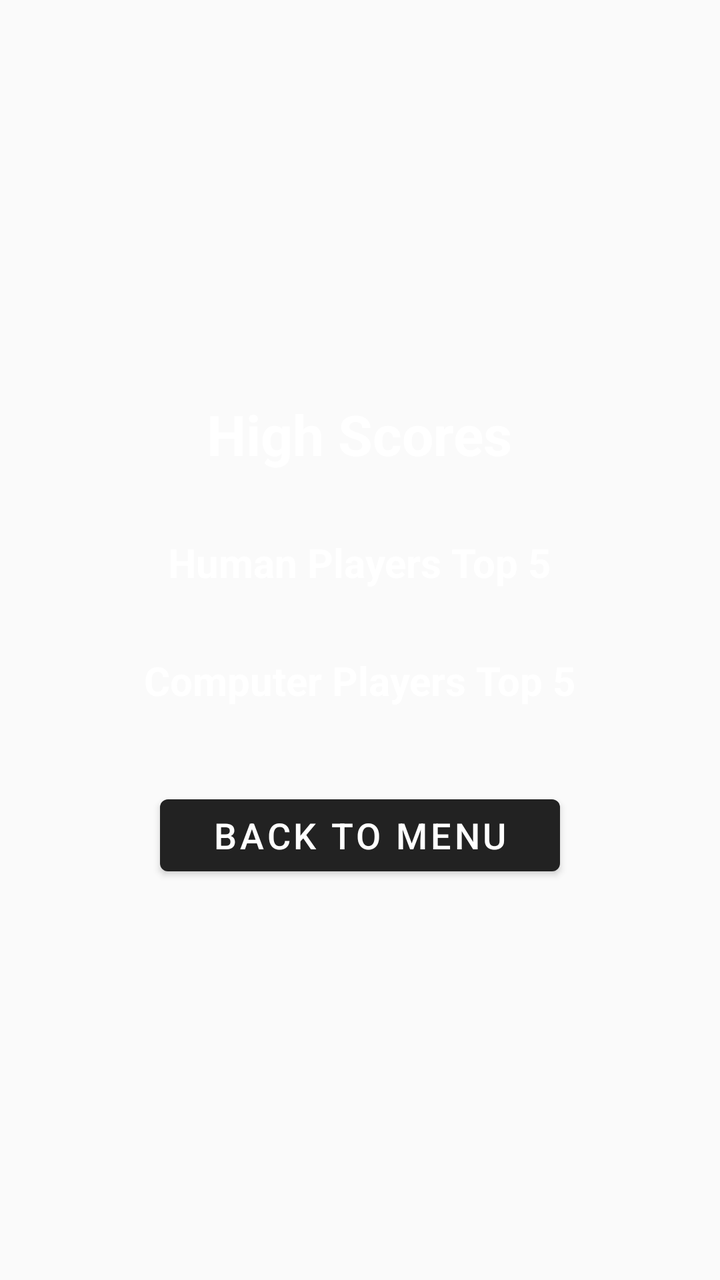
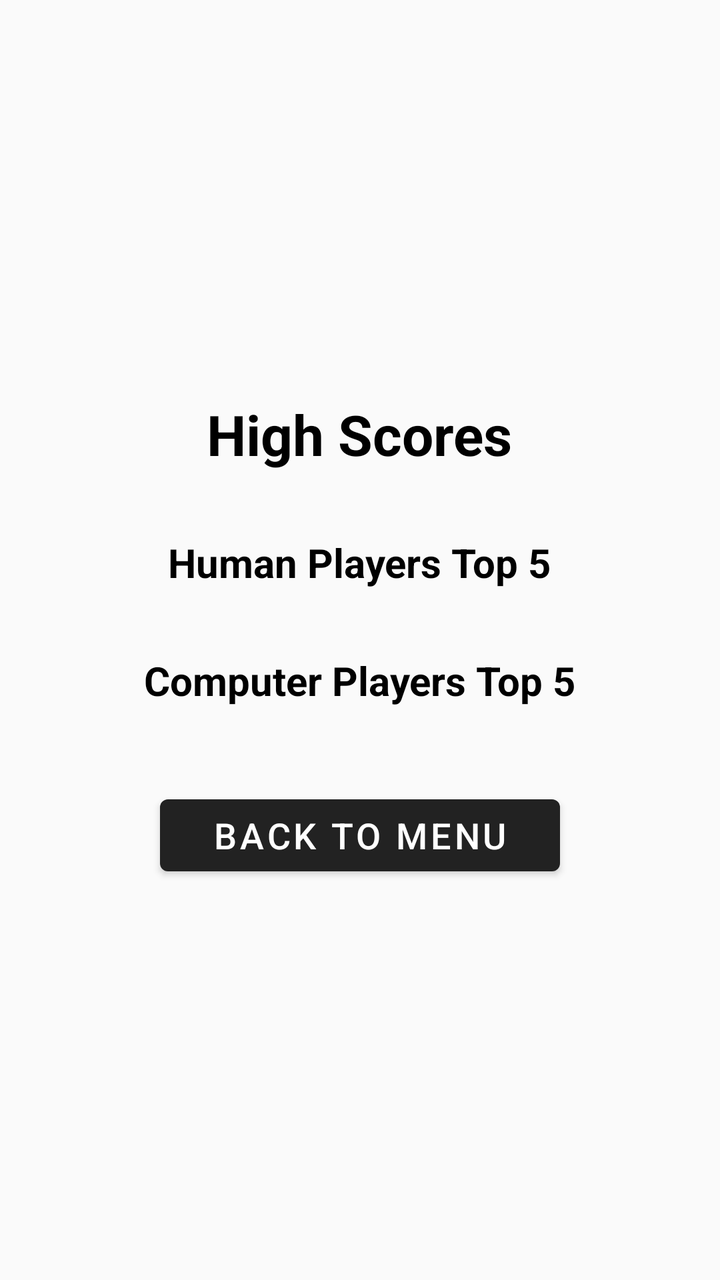

Screens rendered from an Android XML layout before and after an edit, with the pre-edit source and the edit as a unified diff.
<!-- AndroidManifest.xml: application theme Theme.TicTacToe -->
<!-- res/layout/activity_high_scores.xml -->
<?xml version="1.0" encoding="utf-8"?>
<LinearLayout xmlns:android="http://schemas.android.com/apk/res/android"
    android:layout_width="match_parent"
    android:layout_height="match_parent"
    android:orientation="vertical"
    android:gravity="center"
    android:background="?android:windowBackground"
    android:padding="24dp">

    <TextView
        android:id="@+id/tvHighScoresTitle"
        android:layout_width="wrap_content"
        android:layout_height="wrap_content"
        android:text="High Scores"
        android:textSize="28sp"
        android:textStyle="bold"
        android:textColor="?android:textColorPrimary"
        android:layout_marginBottom="32dp" />

    <TextView
        android:id="@+id/tvPlayerXTitle"
        android:layout_width="wrap_content"
        android:layout_height="wrap_content"
        android:text="Human Players Top 5"
        android:textSize="20sp"
        android:textStyle="bold"
        android:textColor="?android:textColorPrimary"
        android:layout_marginBottom="8dp" />

    <LinearLayout
        android:id="@+id/layoutPlayerXScores"
        android:layout_width="wrap_content"
        android:layout_height="wrap_content"
        android:orientation="vertical"
        android:layout_marginBottom="24dp" />

    <TextView
        android:id="@+id/tvPlayerOTitle"
        android:layout_width="wrap_content"
        android:layout_height="wrap_content"
        android:text="Computer Players Top 5"
        android:textSize="20sp"
        android:textStyle="bold"
        android:textColor="?android:textColorPrimary"
        android:layout_marginBottom="8dp" />

    <LinearLayout
        android:id="@+id/layoutPlayerOScores"
        android:layout_width="wrap_content"
        android:layout_height="wrap_content"
        android:orientation="vertical"
        android:layout_marginBottom="32dp" />

    <Button
        android:id="@+id/btnBackToMenu"
        android:layout_width="200dp"
        android:layout_height="wrap_content"
        android:text="Back to Menu"
        android:textSize="18sp"
        android:textColor="?android:textColorPrimary" />

</LinearLayout>
<!-- resources referenced by this layout -->
<resources>
  <style name="Theme.TicTacToe" parent="Theme.MaterialComponents.DayNight.NoActionBar">
          <item name="colorPrimary">@color/theme_default</item>
          <item name="colorPrimaryVariant">@color/theme_dark</item>
          <item name="colorOnPrimary">@color/theme_on</item>
          <item name="colorSecondary">@color/theme_blue</item>
          <item name="colorSecondaryVariant">@color/theme_dark</item>
          <item name="colorOnSecondary">@color/theme_on</item>
          <item name="android:windowBackground">@color/theme_light</item>
          <item name="android:textColorPrimary">@color/theme_on</item>
      </style>
  <color name="theme_default">#222222</color>
  <color name="theme_dark">#121212</color>
  <color name="theme_on">#FFFFFF</color>
  <color name="theme_blue">#1976D2</color>
  <color name="theme_light">#FAFAFA</color>
</resources>

<!-- the commit's change to res/layout/activity_high_scores.xml (unified diff, before → after) -->
@@ -14,7 +14,7 @@
         android:text="High Scores"
         android:textSize="28sp"
         android:textStyle="bold"
-        android:textColor="?android:textColorPrimary"
+        android:textColor="@color/main_title_color"
         android:layout_marginBottom="32dp" />
 
     <TextView
@@ -24,7 +24,7 @@
         android:text="Human Players Top 5"
         android:textSize="20sp"
         android:textStyle="bold"
-        android:textColor="?android:textColorPrimary"
+        android:textColor="@color/main_title_color"
         android:layout_marginBottom="8dp" />
 
     <LinearLayout
@@ -41,7 +41,7 @@
         android:text="Computer Players Top 5"
         android:textSize="20sp"
         android:textStyle="bold"
-        android:textColor="?android:textColorPrimary"
+        android:textColor="@color/main_title_color"
         android:layout_marginBottom="8dp" />
 
     <LinearLayout
<!-- resource entries referenced after the edit -->
@@ -1,5 +1,6 @@
 <!-- resources referenced by this layout -->
 <resources>
+  <color name="main_title_color">#FF000000</color>
   <style name="Theme.TicTacToe" parent="Theme.MaterialComponents.DayNight.NoActionBar">
           <item name="colorPrimary">@color/theme_default</item>
           <item name="colorPrimaryVariant">@color/theme_dark</item>
